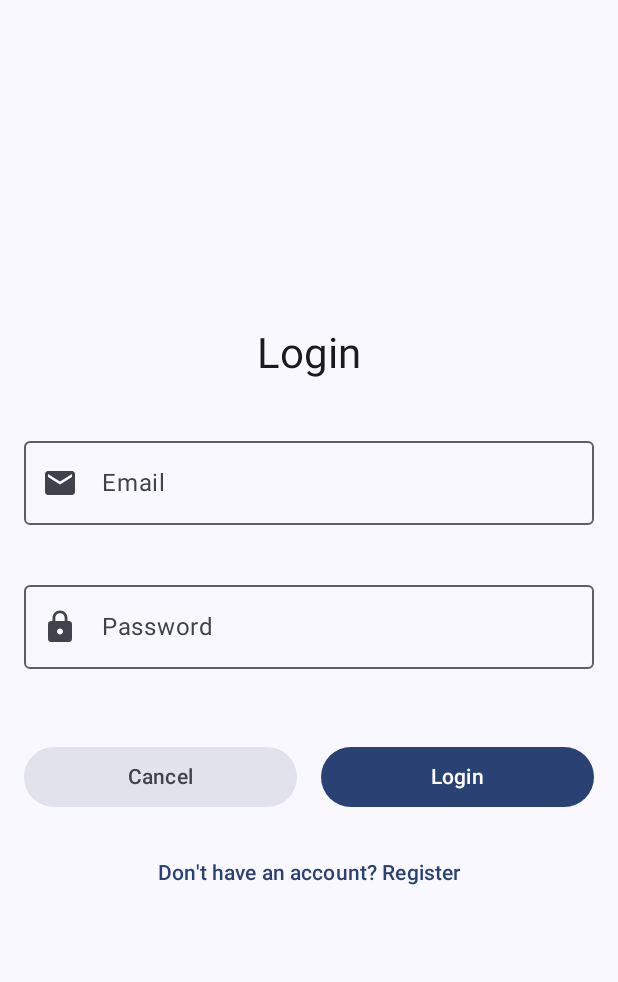
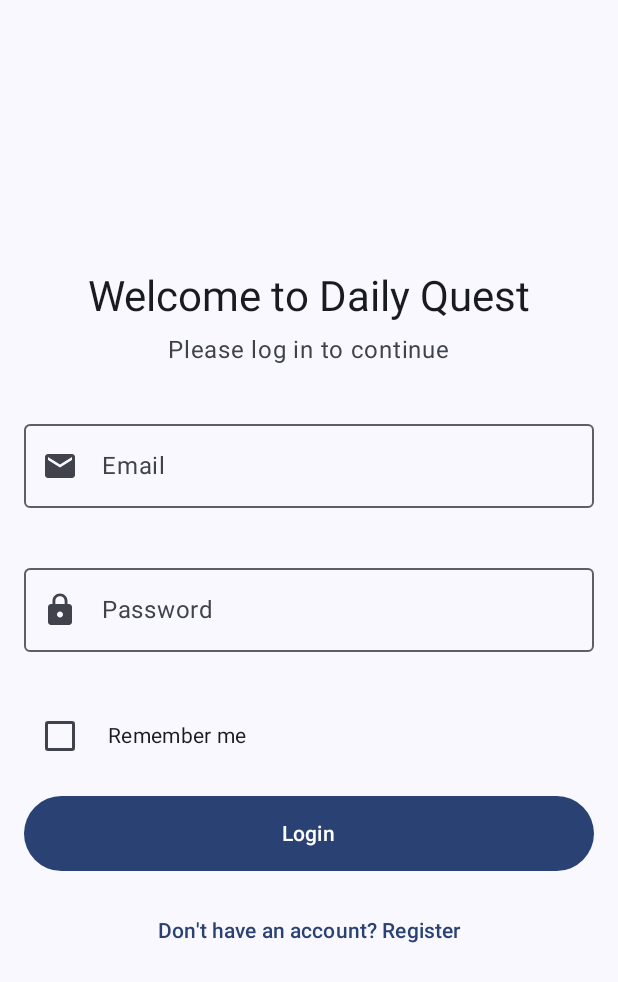
Before and after one commit to Gomuro/DailyQuestApp, an Android app built with Jetpack Compose: the composable LoginScreen shown on its own in the app's theme, on a phone screen of 412 x 824 dp. Shown: the top 982 px of the screen. Run offline under Robolectric (Android 15) with nearby library versions, the phone set to English and light mode, and no system bars.

Commit message:
feat: enhance user authentication flow by adding 'remember me' functionality, improve error handling in login and registration processes, and update UI components for better user experience

```diff
--- a/app/src/main/java/com/example/dailyquestapp/presentation/profile/LoginScreen.kt
+++ b/app/src/main/java/com/example/dailyquestapp/presentation/profile/LoginScreen.kt
@@ -16,8 +16,8 @@ import android.util.Patterns
 @OptIn(ExperimentalMaterial3Api::class)
 @Composable
 fun LoginScreen(
-    onLoginClick: (email: String, password: String) -> Unit,
-    onCancelClick: () -> Unit,
+    onLoginClick: (email: String, password: String, rememberMe: Boolean) -> Unit,
+    onCancelClick: () -> Unit = {},
     onRegisterClick: () -> Unit,
     isLoading: Boolean = false,
     errorMessage: String? = null,
@@ -28,6 +28,7 @@ fun LoginScreen(
     var isEmailError by remember { mutableStateOf(false) }
     var isEmailFormatError by remember { mutableStateOf(false) }
     var isPasswordError by remember { mutableStateOf(false) }
+    var rememberMe by remember { mutableStateOf(false) }
 
     val snackbarHostState = remember { SnackbarHostState() }
 
@@ -63,8 +64,15 @@ fun LoginScreen(
                 verticalArrangement = Arrangement.Center
             ) {
                 Text(
-                    text = "Login",
+                    text = "Welcome to Daily Quest",
                     style = MaterialTheme.typography.headlineMedium,
+                    modifier = Modifier.padding(bottom = 8.dp)
+                )
+
+                Text(
+                    text = "Please log in to continue",
+                    style = MaterialTheme.typography.bodyLarge,
+                    color = MaterialTheme.colorScheme.onSurfaceVariant,
                     modifier = Modifier.padding(bottom = 32.dp)
                 )
 
@@ -120,26 +128,29 @@ fun LoginScreen(
                     singleLine = true,
                     modifier = Modifier
                         .fillMaxWidth()
-                        .padding(bottom = 32.dp)
+                        .padding(bottom = 16.dp)
                 )
 
-                // Action buttons
+                // Remember me checkbox
                 Row(
-                    modifier = Modifier.fillMaxWidth(),
-                    horizontalArrangement = Arrangement.SpaceEvenly
+                    verticalAlignment = Alignment.CenterVertically,
+                    modifier = Modifier
+                        .fillMaxWidth()
+                        .padding(bottom = 16.dp)
                 ) {
-                    Button(
-                        onClick = { onCancelClick() },
-                        colors = ButtonDefaults.buttonColors(
-                            containerColor = MaterialTheme.colorScheme.surfaceVariant,
-                            contentColor = MaterialTheme.colorScheme.onSurfaceVariant
-                        ),
-                        modifier = Modifier.weight(1f).padding(end = 8.dp),
+                    Checkbox(
+                        checked = rememberMe,
+                        onCheckedChange = { rememberMe = it },
                         enabled = !isLoading
-                    ) {
-                        Text("Cancel")
+                    )
+                    Text(
+                        text = "Remember me",
+                        style = MaterialTheme.typography.bodyMedium,
+                        modifier = Modifier.padding(start = 8.dp)
+                    )
                 }
 
+                // Login button
                 Button(
                     onClick = {
                         isEmailError = email.isEmpty()
@@ -149,14 +160,15 @@ fun LoginScreen(
                         val validInputs = !isEmailError && !isEmailFormatError && !isPasswordError
 
                         if (validInputs) {
-                                onLoginClick(email, password)
+                            onLoginClick(email, password, rememberMe)
                         }
                     },
-                        modifier = Modifier.weight(1f).padding(start = 8.dp),
+                    modifier = Modifier
+                        .fillMaxWidth()
+                        .height(50.dp),
                     enabled = !isLoading
                 ) {
                     Text("Login")
-                    }
                 }
 
                 Spacer(modifier = Modifier.height(16.dp))
--- a/app/src/main/java/com/example/dailyquestapp/presentation/quest/QuestViewModel.kt
+++ b/app/src/main/java/com/example/dailyquestapp/presentation/quest/QuestViewModel.kt
@@ -72,6 +72,12 @@ class QuestViewModel constructor(
         viewModelScope.launch {
             dataStoreManager.saveProgress(points, streak, lastDay)
             dataStoreManager.saveTaskHistory(quest, questPoints, status)
+            // Also upload to server
+            try {
+                progressRepository.saveTaskHistory(quest, questPoints, status)
+            } catch (e: Exception) {
+                Log.e("QuestViewModel", "Failed to upload quest history: ${e.message}")
+            }
         }
     }
 
```
Also changed, not shown: app/src/main/java/com/example/dailyquestapp/data/repository/UserRepository.kt (+25 -2 lines), app/src/main/java/com/example/dailyquestapp/navigation/MainNavigation.kt (+52 -40 lines), app/src/main/java/com/example/dailyquestapp/presentation/profile/RegisterScreen.kt (+12 -20 lines), app/src/main/java/com/example/dailyquestapp/presentation/profile/UserViewModel.kt (+14 -6 lines). Lines whose indentation alone changed are shown as unchanged.
